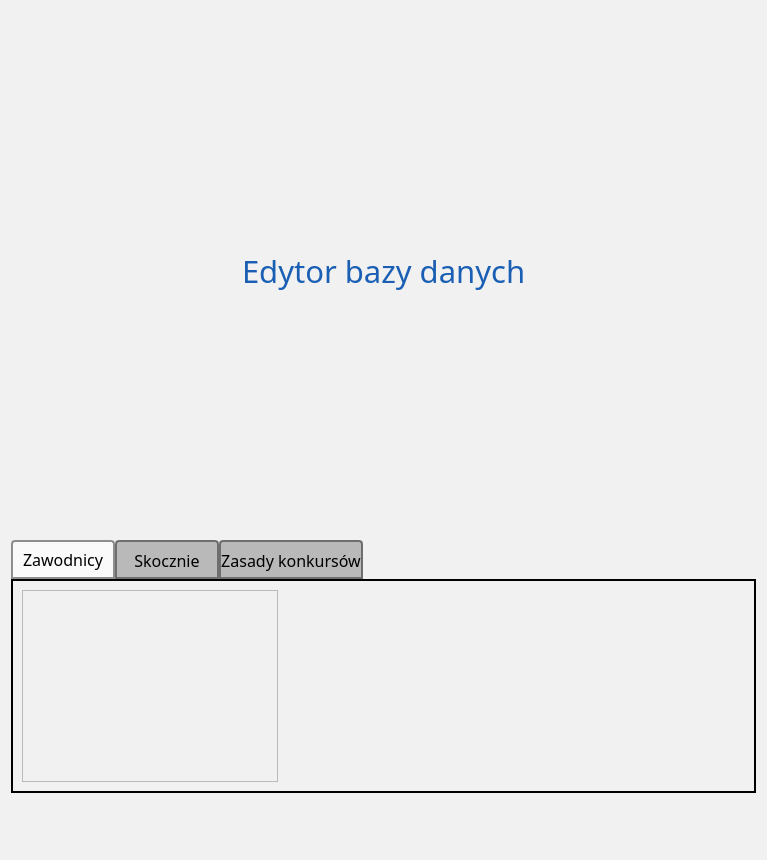
Before: the Qt Designer form source/UI/DatabaseEditor/DatabaseEditorWindow.ui in SiekamCebule/sj-sim, drawn with Qt 5.
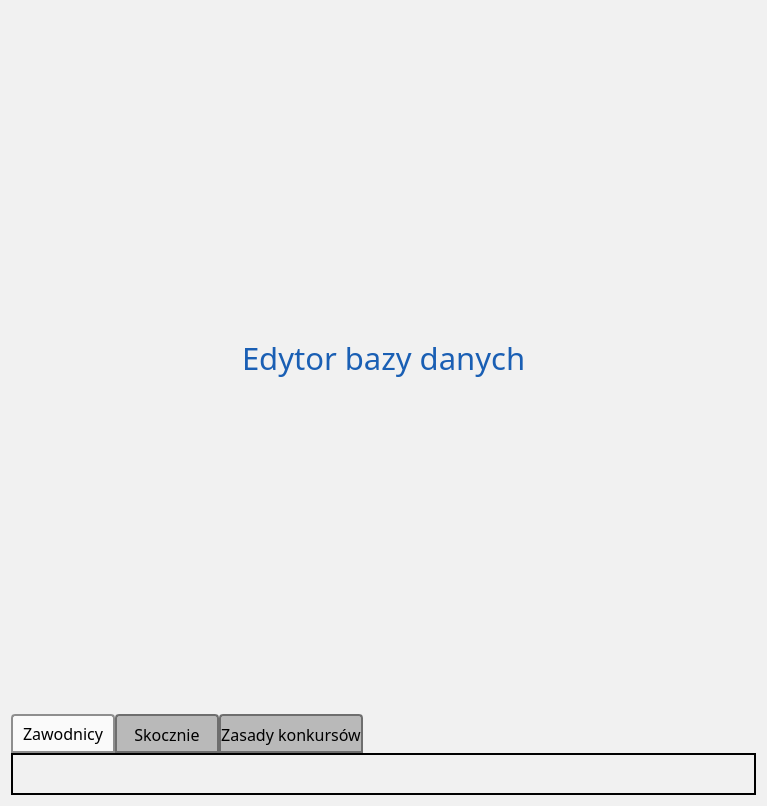
After: the same form once the commit is applied. Icons and pictures are not drawn.

What changed in the file:
```diff
--- a/source/UI/DatabaseEditor/DatabaseEditorWindow.ui
+++ b/source/UI/DatabaseEditor/DatabaseEditorWindow.ui
@@ -7,7 +7,7 @@
     <x>0</x>
     <y>0</y>
     <width>767</width>
-    <height>860</height>
+    <height>806</height>
    </rect>
   </property>
   <property name="sizePolicy">
@@ -166,21 +166,7 @@
       </attribute>
       <layout class="QHBoxLayout" name="horizontalLayout">
        <item>
-        <widget class="QListView" name="listView_jumpers">
-         <property name="sizePolicy">
-          <sizepolicy hsizetype="Maximum" vsizetype="Expanding">
-           <horstretch>0</horstretch>
-           <verstretch>0</verstretch>
-          </sizepolicy>
-         </property>
-         <property name="styleSheet">
-          <string notr="true">QListView::item:selected
-{
-    background-color: rgb(240,240,253);
-	color: rgb(30, 30, 30)
-}</string>
-         </property>
-        </widget>
+        <layout class="QVBoxLayout" name="verticalLayout_jumpersList"/>
        </item>
        <item>
         <spacer name="horizontalSpacer">
@@ -203,21 +189,7 @@
       </attribute>
       <layout class="QHBoxLayout" name="horizontalLayout_2">
        <item>
-        <widget class="QListView" name="listView_hills">
-         <property name="sizePolicy">
-          <sizepolicy hsizetype="Maximum" vsizetype="Expanding">
-           <horstretch>0</horstretch>
-           <verstretch>0</verstretch>
-          </sizepolicy>
-         </property>
-         <property name="styleSheet">
-          <string notr="true">QListView::item:selected
-{
-    background-color: rgb(240,240,253);
-	color: rgb(30, 30, 30)
-}</string>
-         </property>
-        </widget>
+        <layout class="QVBoxLayout" name="verticalLayout_hillsList"/>
        </item>
        <item>
         <spacer name="horizontalSpacer_5">
@@ -240,21 +212,7 @@
       </attribute>
       <layout class="QHBoxLayout" name="horizontalLayout_3">
        <item>
-        <widget class="QListView" name="listView_competitionRules">
-         <property name="sizePolicy">
-          <sizepolicy hsizetype="Maximum" vsizetype="Expanding">
-           <horstretch>0</horstretch>
-           <verstretch>0</verstretch>
-          </sizepolicy>
-         </property>
-         <property name="styleSheet">
-          <string notr="true">QListView::item:selected
-{
-    background-color: rgb(240,240,253);
-	color: rgb(30, 30, 30)
-}</string>
-         </property>
-        </widget>
+        <layout class="QVBoxLayout" name="verticalLayout_competitionRulesList"/>
        </item>
        <item>
         <spacer name="horizontalSpacer_6">
@@ -273,219 +231,6 @@
      </widget>
     </widget>
    </item>
-   <item>
-    <layout class="QHBoxLayout" name="horizontalLayout_4">
-     <item>
-      <spacer name="horizontalSpacer_4">
-       <property name="orientation">
-        <enum>Qt::Horizontal</enum>
-       </property>
-       <property name="sizeType">
-        <enum>QSizePolicy::Maximum</enum>
-       </property>
-       <property name="sizeHint" stdset="0">
-        <size>
-         <width>18</width>
-         <height>20</height>
-        </size>
-       </property>
-      </spacer>
-     </item>
-     <item>
-      <widget class="QPushButton" name="pushButton_add">
-       <property name="minimumSize">
-        <size>
-         <width>55</width>
-         <height>50</height>
-        </size>
-       </property>
-       <property name="maximumSize">
-        <size>
-         <width>55</width>
-         <height>50</height>
-        </size>
-       </property>
-       <property name="focusPolicy">
-        <enum>Qt::NoFocus</enum>
-       </property>
-       <property name="text">
-        <string/>
-       </property>
-       <property name="icon">
-        <iconset resource="../../../assets.qrc">
-         <normaloff>:/img/plus.png</normaloff>:/img/plus.png</iconset>
-       </property>
-       <property name="iconSize">
-        <size>
-         <width>45</width>
-         <height>45</height>
-        </size>
-       </property>
-       <property name="autoDefault">
-        <bool>false</bool>
-       </property>
-       <property name="default">
-        <bool>false</bool>
-       </property>
-       <property name="flat">
-        <bool>true</bool>
-       </property>
-      </widget>
-     </item>
-     <item>
-      <widget class="QPushButton" name="pushButton_remove">
-       <property name="minimumSize">
-        <size>
-         <width>55</width>
-         <height>50</height>
-        </size>
-       </property>
-       <property name="maximumSize">
-        <size>
-         <width>55</width>
-         <height>50</height>
-        </size>
-       </property>
-       <property name="focusPolicy">
-        <enum>Qt::NoFocus</enum>
-       </property>
-       <property name="text">
-        <string/>
-       </property>
-       <property name="icon">
-        <iconset resource="../../../assets.qrc">
-         <normaloff>:/img/delete.png</normaloff>:/img/delete.png</iconset>
-       </property>
-       <property name="iconSize">
-        <size>
-         <width>45</width>
-         <height>45</height>
-        </size>
-       </property>
-       <property name="autoDefault">
-        <bool>false</bool>
-       </property>
-       <property name="default">
-        <bool>false</bool>
-       </property>
-       <property name="flat">
-        <bool>true</bool>
-       </property>
-      </widget>
-     </item>
-     <item>
-      <spacer name="horizontalSpacer_3">
-       <property name="orientation">
-        <enum>Qt::Horizontal</enum>
-       </property>
-       <property name="sizeType">
-        <enum>QSizePolicy::Maximum</enum>
-       </property>
-       <property name="sizeHint" stdset="0">
-        <size>
-         <width>70</width>
-         <height>20</height>
-        </size>
-       </property>
-      </spacer>
-     </item>
-     <item>
-      <widget class="QPushButton" name="pushButton_up">
-       <property name="minimumSize">
-        <size>
-         <width>55</width>
-         <height>50</height>
-        </size>
-       </property>
-       <property name="maximumSize">
-        <size>
-         <width>55</width>
-         <height>50</height>
-        </size>
-       </property>
-       <property name="focusPolicy">
-        <enum>Qt::NoFocus</enum>
-       </property>
-       <property name="text">
-        <string/>
-       </property>
-       <property name="icon">
-        <iconset resource="../../../assets.qrc">
-         <normaloff>:/img/up-arrow.png</normaloff>:/img/up-arrow.png</iconset>
-       </property>
-       <property name="iconSize">
-        <size>
-         <width>45</width>
-         <height>45</height>
-        </size>
-       </property>
-       <property name="autoDefault">
-        <bool>false</bool>
-       </property>
-       <property name="default">
-        <bool>false</bool>
-       </property>
-       <property name="flat">
-        <bool>true</bool>
-       </property>
-      </widget>
-     </item>
-     <item>
-      <widget class="QPushButton" name="pushButton_down">
-       <property name="minimumSize">
-        <size>
-         <width>55</width>
-         <height>50</height>
-        </size>
-       </property>
-       <property name="maximumSize">
-        <size>
-         <width>55</width>
-         <height>50</height>
-        </size>
-       </property>
-       <property name="focusPolicy">
-        <enum>Qt::NoFocus</enum>
-       </property>
-       <property name="text">
-        <string/>
-       </property>
-       <property name="icon">
-        <iconset resource="../../../assets.qrc">
-         <normaloff>:/img/down.png</normaloff>:/img/down.png</iconset>
-       </property>
-       <property name="iconSize">
-        <size>
-         <width>45</width>
-         <height>45</height>
-        </size>
-       </property>
-       <property name="autoDefault">
-        <bool>false</bool>
-       </property>
-       <property name="default">
-        <bool>false</bool>
-       </property>
-       <property name="flat">
-        <bool>true</bool>
-       </property>
-      </widget>
-     </item>
-     <item>
-      <spacer name="horizontalSpacer_2">
-       <property name="orientation">
-        <enum>Qt::Horizontal</enum>
-       </property>
-       <property name="sizeHint" stdset="0">
-        <size>
-         <width>40</width>
-         <height>20</height>
-        </size>
-       </property>
-      </spacer>
-     </item>
-    </layout>
-   </item>
   </layout>
  </widget>
  <resources>
```
Left out of the diff: 4 changed lines with no effect on the pictures.
